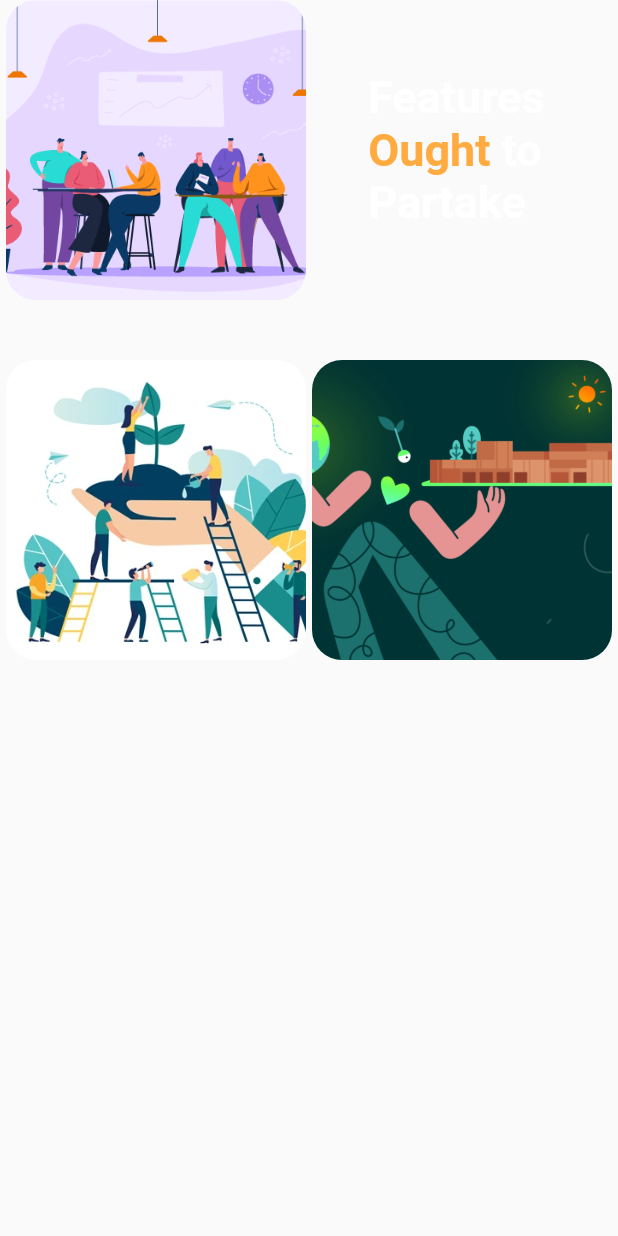
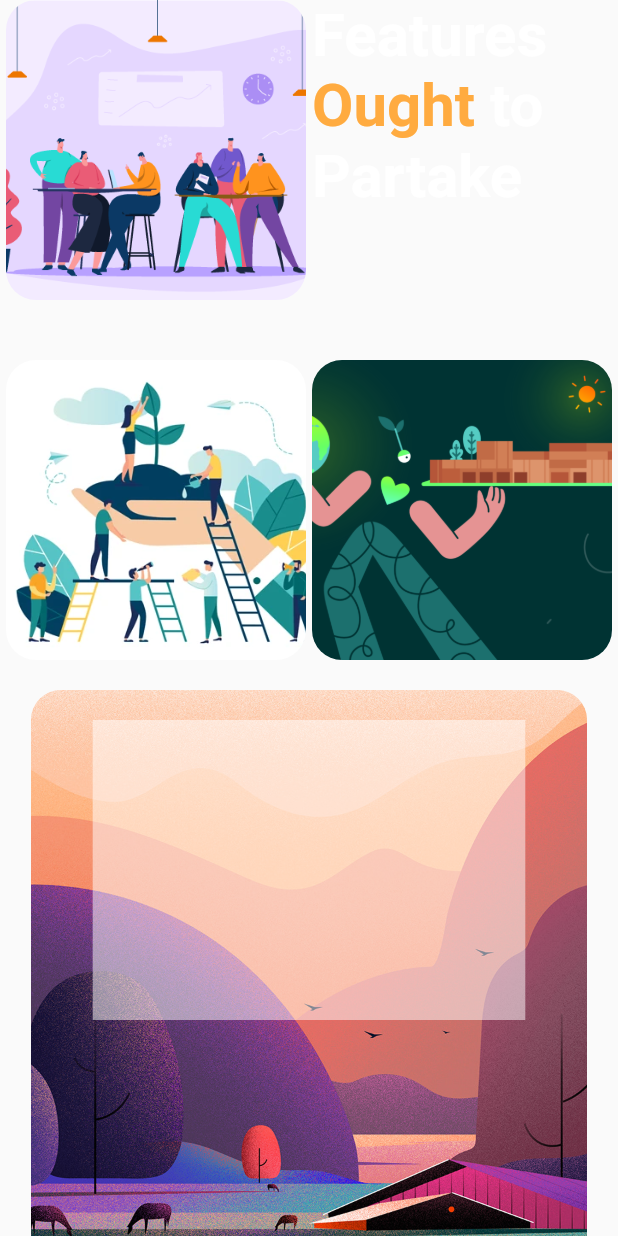
Before and after one commit to Netesh5/PrinceLab_Flutter, a Flutter app: what gridViewImages() shows on an empty page, opened directly, on a phone screen of 412 x 824 dp. Run offline on Flutter 3.47's test engine with Material 2 defaults, Android fonts, the phone set to English and light mode, and no system bars; our stand-ins replace youtube_player_iframe.

Commit message:
nature image addition

```diff
--- a/paradox/lib/Screens/HomepageScreen/gridview.dart
+++ b/paradox/lib/Screens/HomepageScreen/gridview.dart
@@ -1,6 +1,6 @@
 import 'package:flutter/material.dart';
 
-Widget gridViewImages() {
+Widget gridViewImages(context) {
   return Column(
     children: [
       Row(
@@ -16,28 +16,28 @@ Widget gridViewImages() {
                     fit: BoxFit.cover)),
           ),
           Container(
-              alignment: Alignment.center,
+              alignment: Alignment.topLeft,
               height: 200,
               width: 200,
               child: RichText(
                 text: const TextSpan(
                     text: "Features \n",
-                    style: TextStyle(fontWeight: FontWeight.bold, fontSize: 30),
+                    style: TextStyle(fontWeight: FontWeight.bold, fontSize: 40),
                     children: [
                       TextSpan(
                           text: "Ought",
                           style: TextStyle(
                               color: Colors.orangeAccent,
                               fontWeight: FontWeight.bold,
-                              fontSize: 30)),
+                              fontSize: 40)),
                       TextSpan(
                           text: " to \n",
                           style: TextStyle(
-                              fontWeight: FontWeight.bold, fontSize: 30)),
+                              fontWeight: FontWeight.bold, fontSize: 40)),
                       TextSpan(
                           text: "Partake",
                           style: TextStyle(
-                              fontWeight: FontWeight.bold, fontSize: 30))
+                              fontWeight: FontWeight.bold, fontSize: 40))
                     ]),
               ))
         ],
@@ -66,7 +66,34 @@ Widget gridViewImages() {
                     image: AssetImage("Assets/earth.png"), fit: BoxFit.cover)),
           )
         ],
-      )
+      ),
+      const SizedBox(
+        height: 20,
+      ),
+      Container(
+        height: 400,
+        width: MediaQuery.of(context).size.width * 0.9,
+        child: Padding(
+          padding: const EdgeInsets.only(top: 20.0),
+          child: Stack(
+            alignment: Alignment.topCenter,
+            children: [
+              Container(
+                height: 200,
+                width: MediaQuery.of(context).size.width * 0.7,
+                decoration: BoxDecoration(color: Colors.white.withOpacity(0.5)),
+              )
+            ],
+          ),
+        ),
+        decoration: BoxDecoration(
+            borderRadius: BorderRadius.circular(20),
+            image: const DecorationImage(
+                image: AssetImage("Assets/nature.jpg"), fit: BoxFit.cover)),
+      ),
+      const SizedBox(
+        height: 40,
+      ),
     ],
   );
 }
--- a/paradox/lib/Screens/HomepageScreen/homepage.dart
+++ b/paradox/lib/Screens/HomepageScreen/homepage.dart
@@ -47,7 +47,7 @@ class _HomepageState extends State<Homepage> {
             const SizedBox(
               height: 20,
             ),
-            gridViewImages(),
+            gridViewImages(context),
           ],
         ),
       ),
```
